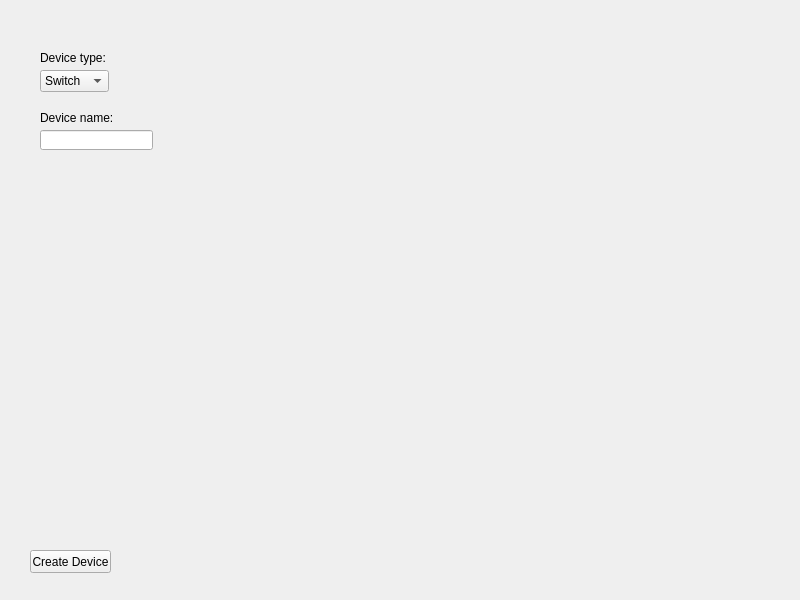
Above: data/ui/commissioning_tool.ui from qwertyjuju/NetworkManager before the change. Below: the same form after it.
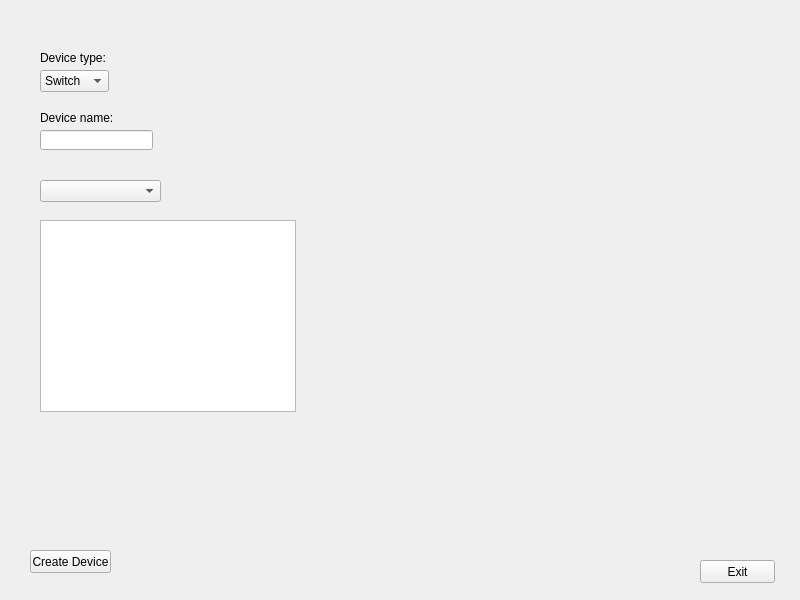
That is the form after the change.

```diff
--- a/data/ui/commissioning_tool.ui
+++ b/data/ui/commissioning_tool.ui
@@ -86,6 +86,45 @@
      <string>Device type:</string>
     </property>
    </widget>
+   <widget class="QComboBox" name="CB_switch_type">
+    <property name="geometry">
+     <rect>
+      <x>40</x>
+      <y>180</y>
+      <width>121</width>
+      <height>22</height>
+     </rect>
+    </property>
+   </widget>
+   <widget class="QListWidget" name="lw_1">
+    <property name="geometry">
+     <rect>
+      <x>40</x>
+      <y>220</y>
+      <width>256</width>
+      <height>192</height>
+     </rect>
+    </property>
+    <property name="editTriggers">
+     <set>QAbstractItemView::DoubleClicked|QAbstractItemView::EditKeyPressed</set>
+    </property>
+    <property name="selectionMode">
+     <enum>QAbstractItemView::MultiSelection</enum>
+    </property>
+   </widget>
+   <widget class="QPushButton" name="B_exit">
+    <property name="geometry">
+     <rect>
+      <x>700</x>
+      <y>560</y>
+      <width>75</width>
+      <height>23</height>
+     </rect>
+    </property>
+    <property name="text">
+     <string>Exit</string>
+    </property>
+   </widget>
   </widget>
  </widget>
  <resources/>
```
Left out of the diff: 2 changed lines with no effect on the pictures.
